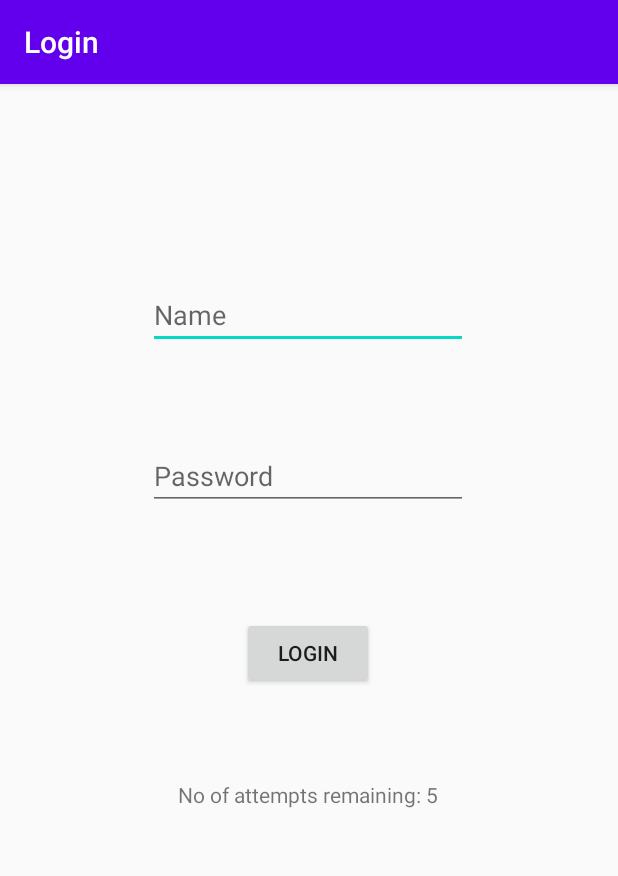
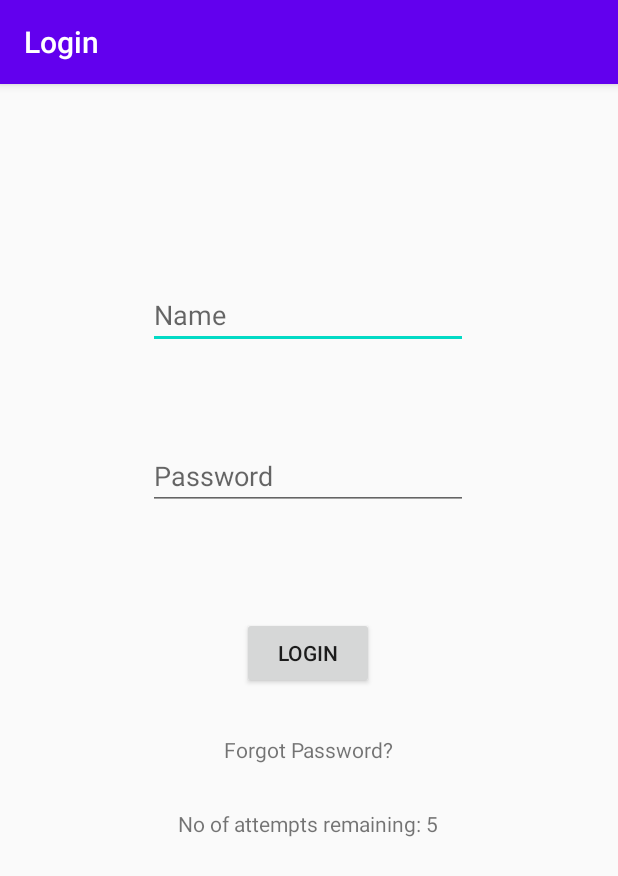
Before and after one commit to Deepthi1912/login, an Android app: the screen it shows after launch (MainActivity), on a phone screen of 412 x 824 dp. Shown: the top 876 px of the screen. Run offline under Robolectric (Android 15) with nearby library versions, the phone set to English and light mode, and no system bars; our stand-ins replace Firebase (no records; nobody signed in at launch, a user with empty details on screens opened directly).

Commit message:
First commit

```diff
--- a/app/build.gradle
+++ b/app/build.gradle
@@ -32,7 +32,8 @@ dependencies {
     androidTestImplementation 'androidx.test.espresso:espresso-core:3.2.0'
     implementation 'com.google.firebase:firebase-analytics:17.5.0'
     implementation 'com.google.firebase:firebase-auth:19.3.2'
-    implementation 'com.google.android.gms:play-services-auth:18.1.0'
+
 
 }
+
 apply plugin: 'com.google.gms.google-services'
--- a/app/src/main/AndroidManifest.xml
+++ b/app/src/main/AndroidManifest.xml
@@ -9,7 +9,7 @@
         android:roundIcon="@mipmap/ic_launcher_round"
         android:supportsRtl="true"
         android:theme="@style/AppTheme">
-        <activity android:name=".firebaseauth"></activity>
+        <activity android:name=".PasswordActivity"></activity>
         <activity android:name=".SecondActivity" />
         <activity android:name=".MainActivity">
             <intent-filter>
--- a/app/src/main/res/layout/activity_main.xml
+++ b/app/src/main/res/layout/activity_main.xml
@@ -10,6 +10,7 @@
         android:id="@+id/etName"
         android:layout_width="wrap_content"
         android:layout_height="wrap_content"
+        android:autofillHints=""
         android:ems="10"
         android:hint="@string/name"
         android:inputType="textPersonName"
@@ -18,13 +19,13 @@
         app:layout_constraintHorizontal_bias="0.497"
         app:layout_constraintStart_toStartOf="parent"
         app:layout_constraintTop_toTopOf="parent"
-        app:layout_constraintVertical_bias="0.182"
-        android:autofillHints="" />
+        app:layout_constraintVertical_bias="0.182" />
 
     <EditText
         android:id="@+id/etPassword"
         android:layout_width="wrap_content"
         android:layout_height="wrap_content"
+        android:autofillHints=""
         android:ems="10"
         android:hint="@string/password"
         android:inputType="numberPassword"
@@ -33,8 +34,7 @@
         app:layout_constraintHorizontal_bias="0.497"
         app:layout_constraintStart_toStartOf="parent"
         app:layout_constraintTop_toBottomOf="@+id/etName"
-        app:layout_constraintVertical_bias="0.114"
-        android:autofillHints="" />
+        app:layout_constraintVertical_bias="0.114" />
 
     <Button
         android:id="@+id/btnLogin"
@@ -58,6 +58,16 @@
         app:layout_constraintHorizontal_bias="0.498"
         app:layout_constraintStart_toStartOf="parent"
         app:layout_constraintTop_toBottomOf="@+id/btnLogin"
-        app:layout_constraintVertical_bias="0.176" />
+        app:layout_constraintVertical_bias="0.232" />
+
+    <TextView
+        android:id="@+id/tvForgotPassword"
+        android:layout_width="wrap_content"
+        android:layout_height="wrap_content"
+        android:text="@string/forgot_password"
+        app:layout_constraintBottom_toTopOf="@+id/tvInfo"
+        app:layout_constraintEnd_toEndOf="parent"
+        app:layout_constraintStart_toStartOf="parent"
+        app:layout_constraintTop_toBottomOf="@+id/btnLogin" />
 
 </androidx.constraintlayout.widget.ConstraintLayout>
--- a/app/src/main/res/values/strings.xml
+++ b/app/src/main/res/values/strings.xml
@@ -4,4 +4,9 @@
     <string name="login">Login</string>
     <string name="name">Name</string>
     <string name="password">Password</string>
+    <string name="forgot_password">Forgot Password?</string>
+    <string name="email">Email</string>
+    <string name="reset_password">Reset Password</string>
+
+
 </resources>
--- a/app/src/main/res/values/styles.xml
+++ b/app/src/main/res/values/styles.xml
@@ -7,4 +7,9 @@
         <item name="colorAccent">@color/colorAccent</item>
     </style>
 
+    <style name="Constraintstyle">
+        <item name="android:layout_width">match_parent</item>
+        <item name="android:layout_height">match_parent</item>
+    </style>
+
 </resources>
```
Also changed, not shown: app/src/main/java/com/example/login/MainActivity.java (+15 -16 lines), app/src/main/java/com/example/login/PasswordActivity.java (added, +57 -0 lines), app/src/main/java/com/example/login/SecondActivity.java (+30 -0 lines), app/src/main/java/com/example/login/firebaseauth.java (deleted, +0 -14 lines), app/src/main/res/layout/activity_firebaseauth.xml (deleted, +0 -9 lines), app/src/main/res/layout/activity_password2.xml (added, +35 -0 lines), app/src/main/res/menu/menu.xml (added, +27 -0 lines).
